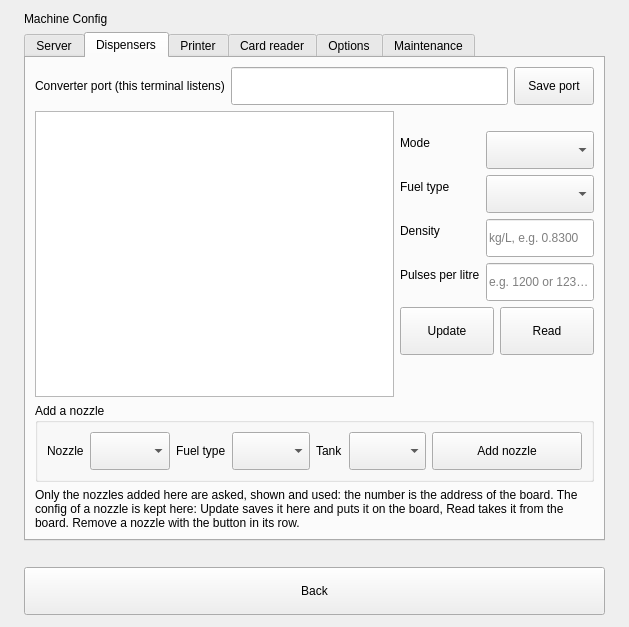
Above: smart210/src/settings/MachineConfigPage.ui from atosdev7/GasStaion before the change. Below: the same form after it.
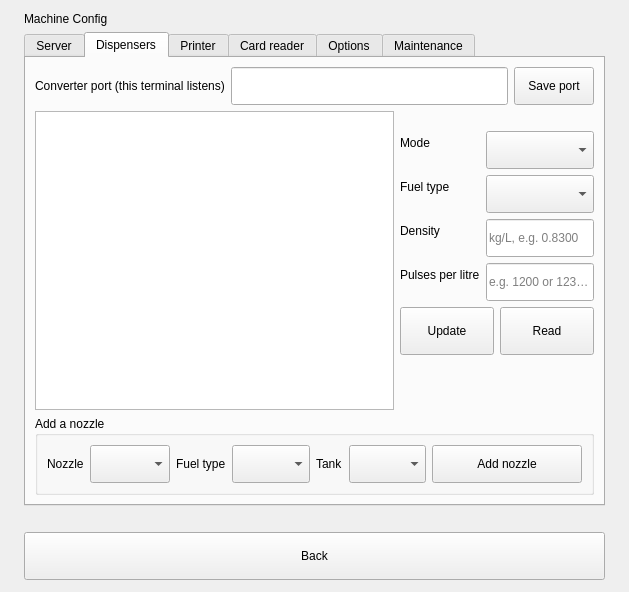
That is the form after the change. The open tabs and pages were chosen to show the change.

Commit message: Nozzle review follow-ups: web lists nozzles only, tank in use cannot be deleted, refused nozzles wait, layout

Patch:
```diff
--- a/smart210/src/settings/MachineConfigPage.ui
+++ b/smart210/src/settings/MachineConfigPage.ui
@@ -273,13 +273,6 @@
          </layout>
         </widget>
        </item>
-       <item>
-        <widget class="QLabel" name="addNozzleHint">
-         <property name="text"><string>Only the nozzles added here are asked, shown and used: the number is the address of the board. The config of a nozzle is kept here: Update saves it here and puts it on the board, Read takes it from the board. Remove a nozzle with the button in its row.</string></property>
-         <property name="wordWrap"><bool>true</bool></property>
-         <property name="sub" stdset="0"><bool>true</bool></property>
-        </widget>
-       </item>
       </layout>
      </widget>
      <widget class="QWidget" name="machinePrinterTab">
```
The commit also changes 19 other files.
